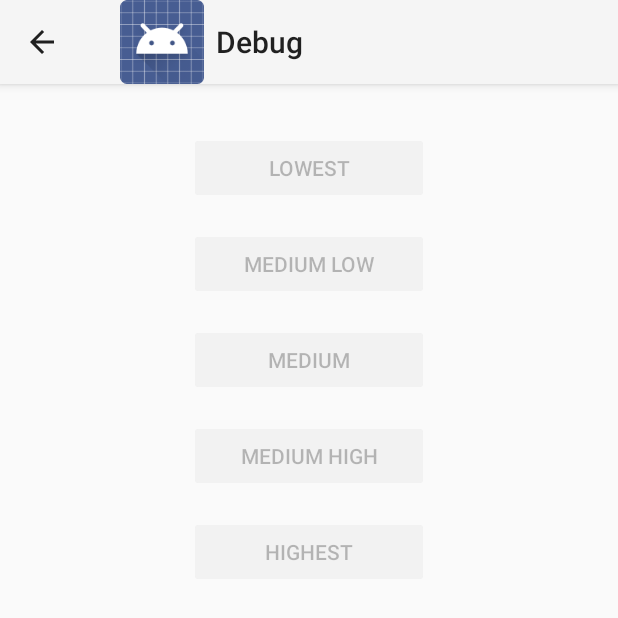
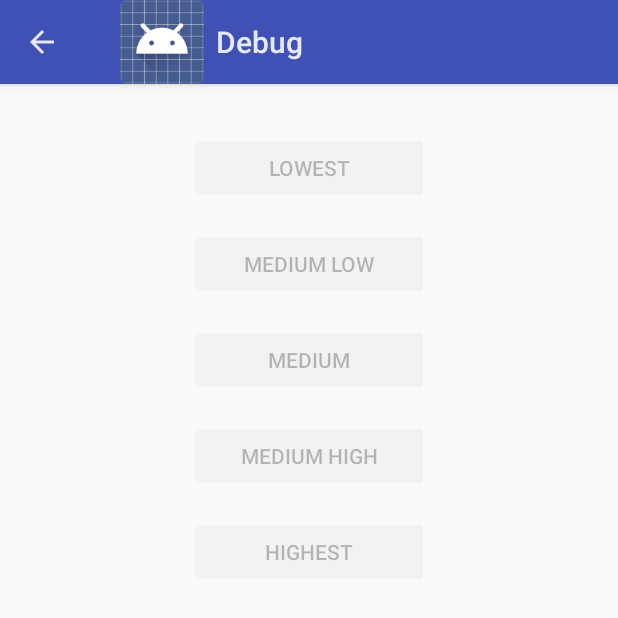
Before and after one commit to velazcod/wear-display-brightness, an Android app: the DebugActivity screen opened directly, with no data from a screen before it, on a phone screen of 412 x 824 dp, the top half of it. Run offline under Robolectric (Android 15) with nearby library versions, the phone set to English and light mode, and no system bars; 1 statement that could not run was skipped.

Commit message:
Set colors for material theme

```diff
--- a/mobile/src/main/res/values-v21/styles.xml
+++ b/mobile/src/main/res/values-v21/styles.xml
@@ -1,6 +1,10 @@
 <resources>
 
     <!-- Base application theme. -->
-    <style name="BaseTheme" parent="android:Theme.Material.Light" />
+    <style name="BaseTheme" parent="android:Theme.Material.Light.DarkActionBar">
+        <item name="android:colorPrimary">@color/color_primary</item>
+        <item name="android:colorPrimaryDark">@color/color_primary_dark</item>
+        <item name="android:colorAccent">@color/color_accent</item>
+    </style>
 
 </resources>
--- /dev/null
+++ b/mobile/src/main/res/values/colors.xml
@@ -0,0 +1,13 @@
+<?xml version="1.0" encoding="utf-8"?>
+<resources>
+
+    <color name="white">#ffffffff</color>
+    <color name="black">#ff000000</color>
+
+    <!-- UI colors -->
+    <color name="color_primary">#3F51B5</color>
+    <color name="color_primary_dark">#303F9F</color>
+    <color name="color_accent">#536DFE</color>
+    <color name="color_accent_fallback">#8C9EFF</color>
+
+</resources>
```
